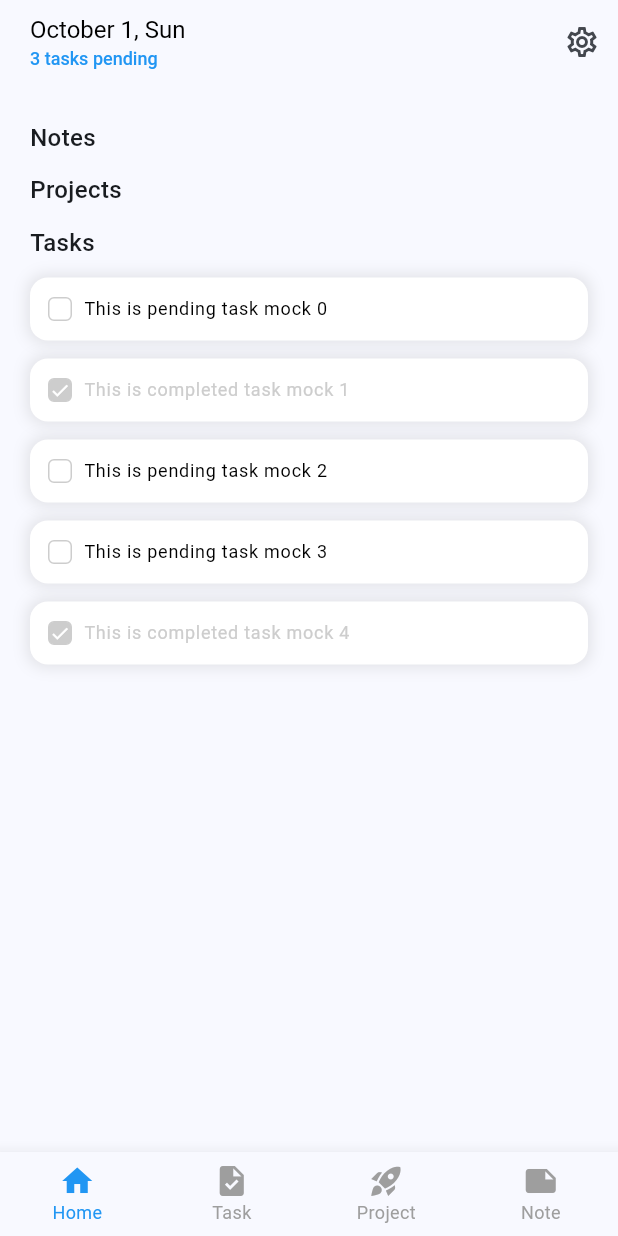
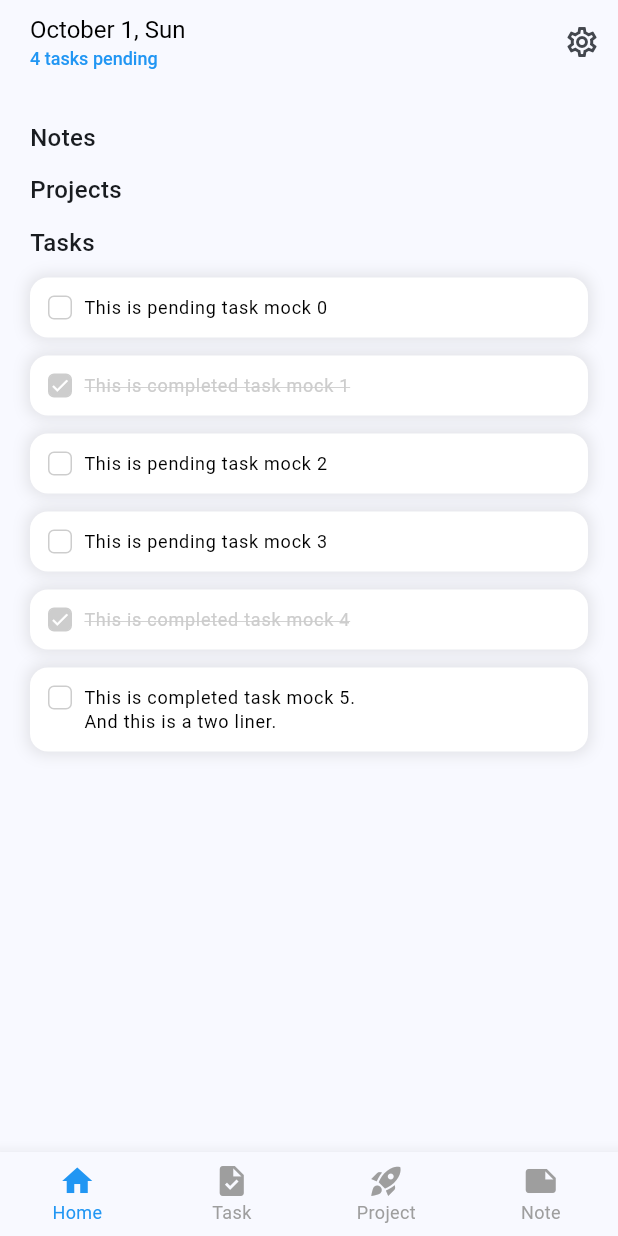
Before and after one commit to jeaniecho/organizly_app, a Flutter app: the screen it shows after launch, on a phone screen of 412 x 824 dp. Run offline on Flutter 3.47's test engine with Material 2 defaults, Android fonts, the phone set to English and light mode, and no system bars; our stand-ins replace rxdart.

Commit message:
task box update

```diff
--- a/lib/mocks/task_mock.dart
+++ b/lib/mocks/task_mock.dart
@@ -10,6 +10,10 @@ TaskVM taskMock3 =
     TaskVM(id: 3, completed: false, text: 'This is pending task mock 3');
 TaskVM taskMock4 =
     TaskVM(id: 4, completed: true, text: 'This is completed task mock 4');
+TaskVM taskMock5 = TaskVM(
+    id: 5,
+    completed: false,
+    text: 'This is completed task mock 5.\nAnd this is a two liner.');
 
 List<TaskVM> taskMockList0 = [
   taskMock0,
@@ -17,4 +21,5 @@ List<TaskVM> taskMockList0 = [
   taskMock2,
   taskMock3,
   taskMock4,
+  taskMock5,
 ];
--- a/lib/pages/base/home_page.dart
+++ b/lib/pages/base/home_page.dart
@@ -2,7 +2,7 @@ import 'package:flutter/material.dart';
 import 'package:provider/provider.dart';
 import 'package:what_to_do/blocs/task_bloc.dart';
 import 'package:what_to_do/models/task_model.dart';
-import 'package:what_to_do/widgets/task_widget.dart';
+import 'package:what_to_do/widgets/task_box.dart';
 
 class HomePage extends StatelessWidget {
   const HomePage({super.key});
@@ -55,11 +55,14 @@ class HomePage extends StatelessWidget {
                   itemBuilder: ((context, index) {
                     TaskVM task = tasks[index];
 
-                    return TaskBox(
-                      task: task,
-                      toggle: () => taskBloc.toggleTask(task),
-                      edit: (String text) => taskBloc.editTask(task, text),
-                    );
+                    return LayoutBuilder(builder: (context, constraints) {
+                      return TaskBox(
+                        task: task,
+                        boxWidth: constraints.maxWidth,
+                        toggle: () => taskBloc.toggleTask(task),
+                        edit: (String text) => taskBloc.editTask(task, text),
+                      );
+                    });
                   }),
                   separatorBuilder: ((context, index) {
                     return const SizedBox(height: 12);
--- a/lib/pages/base/task_page.dart
+++ b/lib/pages/base/task_page.dart
@@ -2,7 +2,7 @@ import 'package:flutter/material.dart';
 import 'package:provider/provider.dart';
 import 'package:what_to_do/blocs/task_bloc.dart';
 import 'package:what_to_do/models/task_model.dart';
-import 'package:what_to_do/widgets/task_widget.dart';
+import 'package:what_to_do/widgets/task_box.dart';
 
 class TaskPage extends StatelessWidget {
   const TaskPage({super.key});
@@ -41,8 +41,9 @@ class TaskPage extends StatelessWidget {
 
                     return TaskBox(
                       task: task,
+                      boxWidth: 100,
                       toggle: () => taskBloc.toggleTask(task),
-                      edit: (String text) => null,
+                      edit: (String text) => taskBloc.editTask(task, text),
                     );
                   }),
                   separatorBuilder: ((context, index) {
--- a/lib/widgets/task_widget.dart
+++ b/lib/widgets/task_box.dart
@@ -3,10 +3,12 @@ import 'package:what_to_do/models/task_model.dart';
 
 class TaskBox extends StatelessWidget {
   final TaskVM task;
+  final double boxWidth;
   final Function() toggle;
   final Function(String text) edit;
   const TaskBox(
       {required this.task,
+      required this.boxWidth,
       required this.edit,
       required this.toggle,
       super.key});
@@ -17,8 +19,11 @@ class TaskBox extends StatelessWidget {
 
     TextEditingController textController =
         TextEditingController(text: task.text);
+    textController.selection =
+        TextSelection.collapsed(offset: textController.text.length);
 
     return Container(
+      width: boxWidth,
       padding: const EdgeInsets.all(12),
       decoration: BoxDecoration(
         color: Colors.white,
@@ -33,6 +38,7 @@ class TaskBox extends StatelessWidget {
         ],
       ),
       child: Row(
+        crossAxisAlignment: CrossAxisAlignment.start,
         children: [
           GestureDetector(
             onTap: toggle,
@@ -54,13 +60,20 @@ class TaskBox extends StatelessWidget {
             ),
           ),
           const SizedBox(width: 8),
-          IntrinsicWidth(
+          Expanded(
             child: TextField(
               controller: textController,
+              enabled: !task.completed,
               style: TextStyle(
                 color: task.completed ? completedColor : Colors.black,
                 fontSize: 12,
+                height: 1.3,
+                decoration: task.completed ? TextDecoration.lineThrough : null,
+                decorationColor: completedColor,
               ),
+              minLines: 1,
+              maxLines: 5,
+              keyboardType: TextInputType.text,
               onSubmitted: edit,
               onTapOutside: (event) {
                 FocusScope.of(context).unfocus();
```
